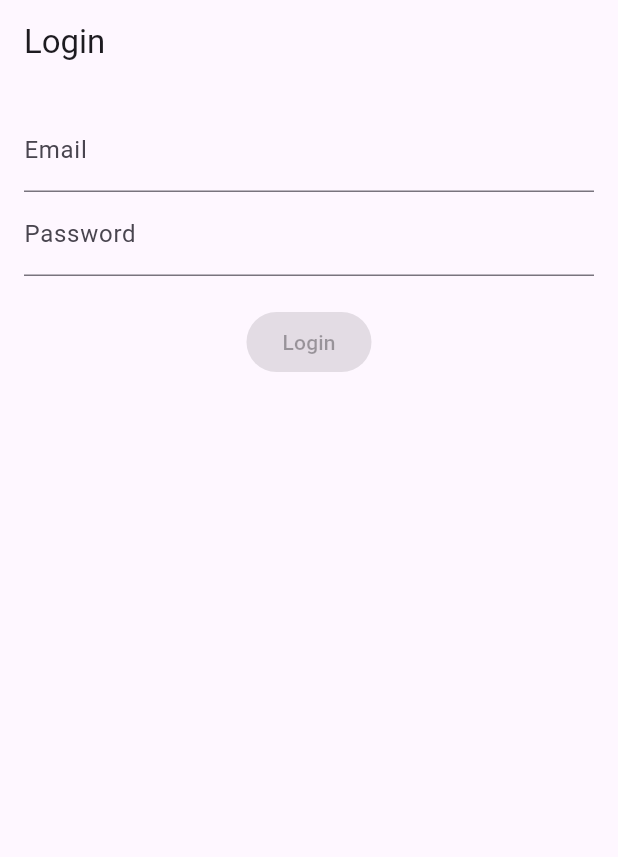
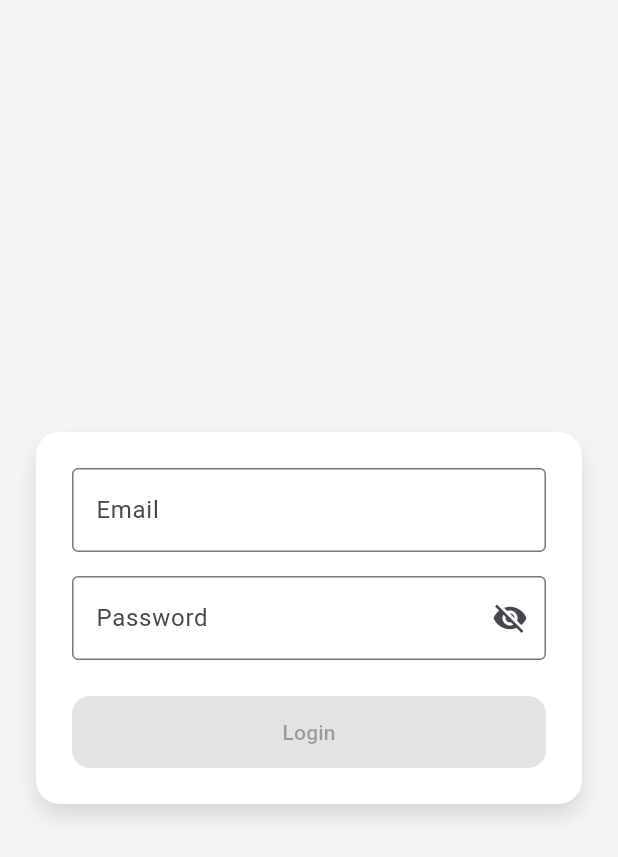
Before and after one commit to poniNa4as/flutter-auth, a Flutter app: the screen it shows after launch, on a phone screen of 412 x 824 dp. Shown: the top 857 px of the screen. Run offline on Flutter 3.47's test engine with Material 3 defaults, Android fonts, the phone set to English and light mode, and no system bars; our stand-ins replace dio, equatable, flutter_bloc, flutter_dotenv, flutter_screenutil, flutter_secure_storage and 3 more.

Commit message:
style for ui

```diff
--- a/lib/core/routes/router.dart
+++ b/lib/core/routes/router.dart
@@ -25,7 +25,7 @@ final GoRouter goRouter = GoRouter(
     GoRoute(
       path: '/home',
       builder: (context, state)  {
-        final email = state.extra as String;
+       final email = state.extra is String ? state.extra as String : null;
         return HomeScreen(email: email);
       }
     ),
--- a/lib/presentation/login/login_screen.dart
+++ b/lib/presentation/login/login_screen.dart
@@ -32,6 +32,8 @@ class _LoginFormState extends State<LoginForm> {
 
   int _lastErrorId = -1;
 
+  bool _obscure = true;
+
   @override
   void initState() {
     super.initState();
@@ -63,14 +65,16 @@ class _LoginFormState extends State<LoginForm> {
     final cubit = context.read<LoginCubit>();
 
     return Scaffold(
-      appBar: AppBar(title: const Text('Login')),
-      body: Padding(
-        padding: const EdgeInsets.all(16),
+    backgroundColor: const Color(0xFFF5F5F5),
+    body: Center(
+      child: SingleChildScrollView(
+        padding: const EdgeInsets.all(24),
         child: BlocConsumer<LoginCubit, LoginState>(
           listener: (context, state) {
             if (state.isSuccess) {
               context.go('/home', extra: state.email);
-            } else if (state.error.isNotEmpty && state.errorId != _lastErrorId) {
+            } else if (state.error.isNotEmpty &&
+                state.errorId != _lastErrorId) {
               _lastErrorId = state.errorId;
               ScaffoldMessenger.of(context).showSnackBar(
                 const SnackBar(content: Text('Wrong email or password')),
@@ -78,49 +82,97 @@ class _LoginFormState extends State<LoginForm> {
             }
           },
           builder: (context, state) {
-            return Form(
+            return Center(
+              child: Container(
+                width: 400,
+                padding: const EdgeInsets.all(24),
+                decoration: BoxDecoration(
+                  color: Colors.white,
+                  borderRadius: BorderRadius.circular(16),
+                  boxShadow: const [
+                    BoxShadow(
+                      color: Colors.black12,
+                      blurRadius: 12,
+                      offset: Offset(0, 8),
+                    )
+                  ],
+                ),
+                child: Form(
                   child: Column(
+                    mainAxisSize: MainAxisSize.min,
                     children: [
                       TextFormField(
                         focusNode: _emailFocusNode,
                         decoration: InputDecoration(
                           labelText: 'Email',
+                          border: const OutlineInputBorder(),
                           errorText: _emailTouched && !state.isEmailValid
                               ? 'Invalid email'
                               : null,
                         ),
                         onChanged: cubit.emailChanged,
                       ),
+                      const SizedBox(height: 16),
                       TextFormField(
                         focusNode: _passwordFocusNode,
+                        obscureText: _obscure,
                         decoration: InputDecoration(
                           labelText: 'Password',
+                          border: const OutlineInputBorder(),
                           errorText: _passwordTouched && !state.isPasswordValid
                               ? 'Password too short'
                               : null,
+                          suffixIcon: IconButton(
+                            icon: Icon(
+                              _obscure
+                                  ? Icons.visibility_off
+                                  : Icons.visibility,
                             ),
-                    obscureText: true,
+                            onPressed: () {
+                              setState(() {
+                                _obscure = !_obscure;
+                              });
+                            },
+                          ),
+                        ),
                         onChanged: cubit.passwordChanged,
                       ),
-                  const SizedBox(height: 20),
-                  ElevatedButton(
+                      const SizedBox(height: 24),
+                      SizedBox(
+                        width: double.infinity,
+                        height: 48,
+                        child: ElevatedButton(
                           onPressed: state.isValid && !state.isLoading
                               ? cubit.submit
                               : null,
+                          style: ElevatedButton.styleFrom(
+                            backgroundColor: Colors.black,
+                            foregroundColor: Colors.white,
+                            shape: RoundedRectangleBorder(
+                              borderRadius: BorderRadius.circular(12),
+                            ),
+                          ),
                           child: state.isLoading
                               ? const SizedBox(
                                   width: 20,
                                   height: 20,
-                            child: CircularProgressIndicator(strokeWidth: 2),
+                                  child: CircularProgressIndicator(
+                                    strokeWidth: 2,
+                                    color: Colors.white,
+                                  ),
                                 )
                               : const Text('Login'),
                         ),
+                      ),
                     ],
+                  ),
+                ),
               ),
             );
           },
         ),
       ),
+    ),
   );
   }
 }
```
Also changed, not shown: lib/presentation/home/home_screen.dart (+66 -10 lines). Lines whose indentation alone changed are shown as unchanged.
